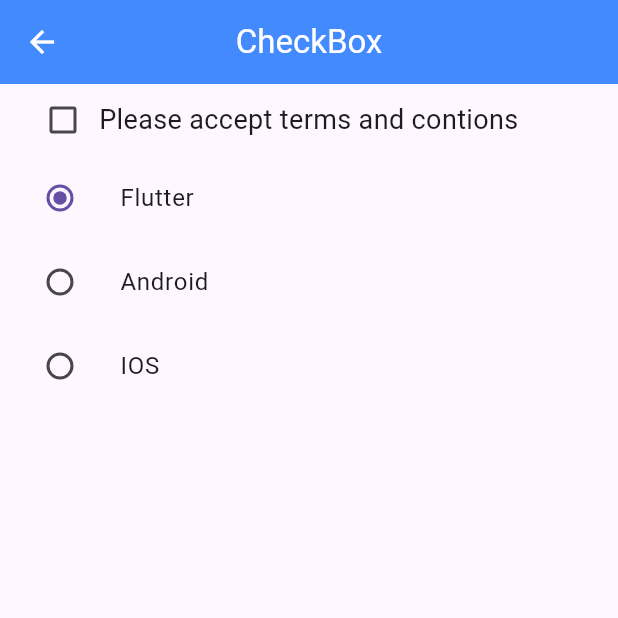
After one commit to JayThakkar632/Flutter, a Flutter app: the MyHomePage screen opened directly, after a tap on "CheckBox And Radio Button", on a phone screen of 412 x 824 dp, the top half of it. The commit adds this screen. Run offline on Flutter 3.47's test engine with Material 3 defaults, Android fonts, the phone set to English and light mode, and no system bars; our stand-ins replace shared_preferences; accounts and stored records are empty; Roboto replaces fonts that are missing (Anta-Regular).

Commit message:
[+] create TabBar Demo,Nested TabBar Demo,Drawer,checkBox and RadioButton

```diff
--- /dev/null
+++ b/lib/checkBoxAndRadioScreen.dart
@@ -0,0 +1,92 @@
+import 'package:flutter/cupertino.dart';
+import 'package:flutter/material.dart';
+
+enum Languages { flutter, android, iOS }
+
+class CheckBoxAndRadioButtonScreen extends StatefulWidget {
+  @override
+  State<CheckBoxAndRadioButtonScreen> createState() =>
+      _CheckBoxAndRadioButtonScreenState();
+}
+
+class _CheckBoxAndRadioButtonScreenState
+    extends State<CheckBoxAndRadioButtonScreen> {
+  var isChecked = false;
+  Languages lan = Languages.flutter;
+
+  @override
+  Widget build(BuildContext context) {
+    return Scaffold(
+      appBar: AppBar(
+        title: Text(
+          "CheckBox",
+          style: TextStyle(color: Colors.white),
+        ),
+        leading: BackButton(
+          color: Colors.white,
+        ),
+        centerTitle: true,
+        backgroundColor: Colors.blueAccent,
+      ),
+      body: Center(
+        child: Column(children: [
+          Row(
+              children: [
+                SizedBox(width: 18,),
+                Checkbox(
+                  value: isChecked,
+                  onChanged: (value) {
+                    setState(
+                          () {
+                        isChecked = value!;
+                      },
+                    );
+                  },
+                  activeColor: Colors.orangeAccent,
+                  checkColor: Colors.white,
+                ),
+                Text(
+                  "Please accept terms and contions",
+                  style: TextStyle(fontFamily: 'Anta-Regular', fontSize: 18),
+                )
+              ]),
+          ListTile(
+            title: const Text('Flutter'),
+            leading: Radio(
+              value: Languages.flutter,
+              groupValue: lan,
+              onChanged: (Languages? value) {
+                setState(() {
+                  lan = value!;
+                });
+              },
+            ),
+          ),
+          ListTile(
+            title: const Text('Android'),
+            leading: Radio(
+              value: Languages.android,
+              groupValue: lan,
+              onChanged: (Languages? value) {
+                setState(() {
+                  lan = value!;
+                });
+              },
+            ),
+          ),
+          ListTile(
+            title: const Text('IOS'),
+            leading: Radio(
+              value: Languages.iOS,
+              groupValue: lan,
+              onChanged: (Languages? value) {
+                setState(() {
+                  lan = value!;
+                });
+              },
+            ),
+          ),
+        ],
+    )));
+  }
+}
--- a/lib/main.dart
+++ b/lib/main.dart
@@ -1,5 +1,9 @@
+import 'package:first_flutter_demo_app/drawerScreen.dart';
+import 'package:first_flutter_demo_app/tabBarMainScreen.dart';
 import 'package:first_flutter_demo_app/ui_helper/common_style.dart';
 import 'package:flutter/material.dart';
+import 'checkBoxAndRadioScreen.dart';
+import 'nestedTabBarMainScreen.dart';
 import 'splashScreen.dart';
 
 void main() {
@@ -55,24 +59,56 @@ class _MyHomePageState extends State<MyHomePage> {
 
               },
             ),
+            SizedBox(height: 10,),
             ElevatedButton(
               child: Text("Dialog With Input"),
               onPressed: (){
                 showAlertDialogWithInput(context);
               },
             ),
+            SizedBox(height: 10,),
             ElevatedButton(
               child: Text("Confirmation Dialog"),
               onPressed: (){
                 showAlertDialogWithConfirmation(context);
               },
             ),
+            SizedBox(height: 10,),
             ElevatedButton(
               child: Text("Choose Options Dialog"),
               onPressed: (){
                 showAlertDialogWithMultipleOptions(context);
               },
             ),
+            SizedBox(height: 10,),
+            ElevatedButton(
+              child: Text("TabBar Demo"),
+              onPressed: (){
+                Navigator.push(context, MaterialPageRoute(builder: (context)=>TabBarMainScreen()));
+              },
+            ),
+            SizedBox(height: 10,),
+            ElevatedButton(
+              child: Text("Nested TabBar Demo"),
+              onPressed: (){
+                Navigator.push(context, MaterialPageRoute(builder: (context)=>NestedTabBarMainScreen()));
+              },
+            ),
+            SizedBox(height: 10,),
+            ElevatedButton(
+              child: Text("Drawer"),
+              onPressed: (){
+                Navigator.push(context, MaterialPageRoute(builder: (context)=>DrawerScreen()));
+              },
+            ),
+            SizedBox(height: 10,),
+            ElevatedButton(
+              child: Text("CheckBox And Radio Button"),
+              onPressed: (){
+                Navigator.push(context, MaterialPageRoute(builder: (context)=>CheckBoxAndRadioButtonScreen()));
+              },
+            ),
+            SizedBox(height: 10,),
           ],
         ),
       ),
--- a/lib/splashScreen.dart
+++ b/lib/splashScreen.dart
@@ -1,5 +1,4 @@
 import 'dart:async';
-import 'dart:ffi';
 import 'package:first_flutter_demo_app/main.dart';
 import 'package:first_flutter_demo_app/startScreen.dart';
 import 'package:flutter/material.dart';
--- a/lib/ui_helper/common_style.dart
+++ b/lib/ui_helper/common_style.dart
@@ -1,4 +1,3 @@
-import 'dart:ffi';
 
 import 'package:flutter/material.dart';
 
```
Also changed, not shown: lib/drawerScreen.dart (added, +68 -0 lines), lib/nestedTabBarMainScreen.dart (added, +107 -0 lines), lib/tabBarFirstScreen.dart (added, +12 -0 lines), lib/tabBarMainScreen.dart (added, +35 -0 lines), lib/tabBarSecondScreen.dart (added, +12 -0 lines).
